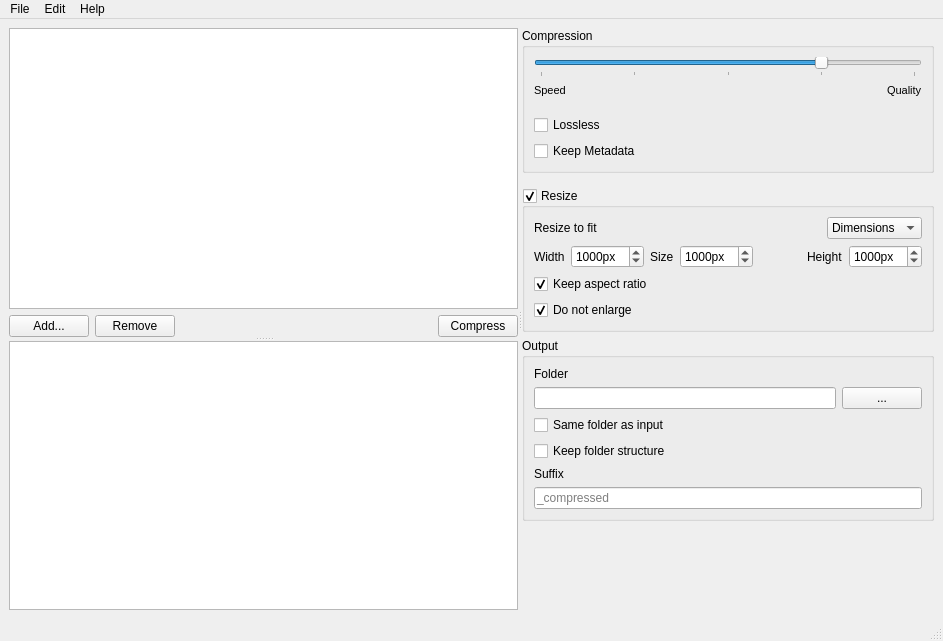
First picture: the form in views/MainWindow.ui, repository Lymphatus/caesium-image-compressor, before the edit.
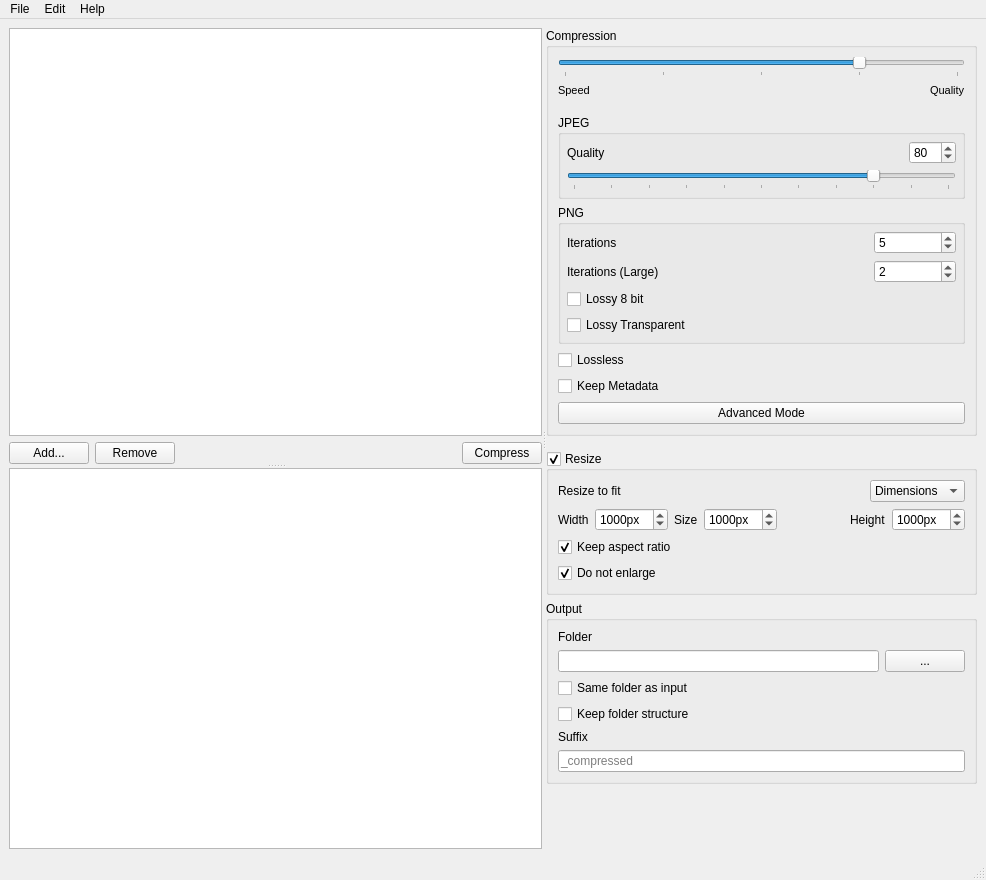
Second picture: the form after the edit. Custom widgets are drawn as their Qt base class.

Commit message: Advanced Compression Mode

The edit to the form file:
```diff
--- a/views/MainWindow.ui
+++ b/views/MainWindow.ui
@@ -6,8 +6,8 @@
    <rect>
     <x>0</x>
     <y>0</y>
-    <width>943</width>
-    <height>641</height>
+    <width>986</width>
+    <height>880</height>
    </rect>
   </property>
   <property name="windowTitle">
@@ -225,6 +225,186 @@
              </layout>
             </widget>
            </item>
+           <item>
+            <widget class="QGroupBox" name="JPEGOptions_GroupBox">
+             <property name="title">
+              <string>JPEG</string>
+             </property>
+             <layout class="QGridLayout" name="gridLayout_2">
+              <property name="leftMargin">
+               <number>6</number>
+              </property>
+              <property name="topMargin">
+               <number>6</number>
+              </property>
+              <property name="rightMargin">
+               <number>6</number>
+              </property>
+              <property name="bottomMargin">
+               <number>6</number>
+              </property>
+              <item row="0" column="1">
+               <spacer name="horizontalSpacer_5">
+                <property name="orientation">
+                 <enum>Qt::Horizontal</enum>
+                </property>
+                <property name="sizeHint" stdset="0">
+                 <size>
+                  <width>40</width>
+                  <height>20</height>
+                 </size>
+                </property>
+               </spacer>
+              </item>
+              <item row="0" column="0">
+               <widget class="QLabel" name="JPEGQuality_Label">
+                <property name="text">
+                 <string>Quality</string>
+                </property>
+               </widget>
+              </item>
+              <item row="0" column="2">
+               <widget class="QSpinBox" name="JPEGQuality_SpinBox">
+                <property name="readOnly">
+                 <bool>false</bool>
+                </property>
+                <property name="maximum">
+                 <number>100</number>
+                </property>
+                <property name="value">
+                 <number>80</number>
+                </property>
+               </widget>
+              </item>
+              <item row="1" column="0" colspan="3">
+               <widget class="QSlider" name="JPEGQuality_Slider">
+                <property name="minimum">
+                 <number>0</number>
+                </property>
+                <property name="maximum">
+                 <number>100</number>
+                </property>
+                <property name="value">
+                 <number>80</number>
+                </property>
+                <property name="orientation">
+                 <enum>Qt::Horizontal</enum>
+                </property>
+                <property name="tickPosition">
+                 <enum>QSlider::TicksBelow</enum>
+                </property>
+                <property name="tickInterval">
+                 <number>10</number>
+                </property>
+               </widget>
+              </item>
+             </layout>
+            </widget>
+           </item>
+           <item>
+            <widget class="QGroupBox" name="PNGOptions_GroupBox">
+             <property name="title">
+              <string>PNG</string>
+             </property>
+             <layout class="QGridLayout" name="gridLayout">
+              <property name="leftMargin">
+               <number>6</number>
+              </property>
+              <property name="topMargin">
+               <number>6</number>
+              </property>
+              <property name="rightMargin">
+               <number>6</number>
+              </property>
+              <property name="bottomMargin">
+               <number>6</number>
+              </property>
+              <property name="spacing">
+               <number>6</number>
+              </property>
+              <item row="1" column="1" colspan="2">
+               <spacer name="horizontalSpacer_7">
+                <property name="orientation">
+                 <enum>Qt::Horizontal</enum>
+                </property>
+                <property name="sizeHint" stdset="0">
+                 <size>
+                  <width>40</width>
+                  <height>20</height>
+                 </size>
+                </property>
+               </spacer>
+              </item>
+              <item row="0" column="3">
+               <widget class="QSpinBox" name="PNGIterations_SpinBox">
+                <property name="minimum">
+                 <number>1</number>
+                </property>
+                <property name="maximum">
+                 <number>10</number>
+                </property>
+                <property name="value">
+                 <number>5</number>
+                </property>
+               </widget>
+              </item>
+              <item row="1" column="3">
+               <widget class="QSpinBox" name="PNGIterationsLarge_SpinBox">
+                <property name="minimum">
+                 <number>1</number>
+                </property>
+                <property name="maximum">
+                 <number>10</number>
+                </property>
+                <property name="value">
+                 <number>2</number>
+                </property>
+               </widget>
+              </item>
+              <item row="0" column="0">
+               <widget class="QLabel" name="PNGIterations_Label">
+                <property name="text">
+                 <string>Iterations</string>
+                </property>
+               </widget>
+              </item>
+              <item row="1" column="0">
+               <widget class="QLabel" name="PNGIterationsLarge_Label">
+                <property name="text">
+                 <string>Iterations (Large)</string>
+                </property>
+               </widget>
+              </item>
+              <item row="2" column="0">
+               <widget class="QCheckBox" name="PNGLossy8_CheckBox">
+                <property name="text">
+                 <string>Lossy 8 bit</string>
+                </property>
+               </widget>
+              </item>
+              <item row="3" column="0">
+               <widget class="QCheckBox" name="PNGLossyTransparent_CheckBox">
+                <property name="text">
+                 <string>Lossy Transparent</string>
+                </property>
+               </widget>
+              </item>
+              <item row="0" column="1" colspan="2">
+               <spacer name="horizontalSpacer_6">
+                <property name="orientation">
+                 <enum>Qt::Horizontal</enum>
+                </property>
+                <property name="sizeHint" stdset="0">
+                 <size>
+                  <width>40</width>
+                  <height>20</height>
+                 </size>
+                </property>
+               </spacer>
+              </item>
+             </layout>
+            </widget>
+           </item>
            <item>
             <widget class="QCheckBox" name="lossless_Checkbox">
              <property name="text">
@@ -239,6 +419,34 @@
              </property>
             </widget>
            </item>
+           <item>
+            <widget class="QPushButton" name="advancedMode_Button">
+             <property name="styleSheet">
+              <string notr="true"/>
+             </property>
+             <property name="text">
+              <string>Advanced Mode</string>
+             </property>
+             <property name="checkable">
+              <bool>true</bool>
+             </property>
+             <property name="checked">
+              <bool>false</bool>
+             </property>
+             <property name="autoRepeat">
+              <bool>false</bool>
+             </property>
+             <property name="autoExclusive">
+              <bool>false</bool>
+             </property>
+             <property name="default">
+              <bool>false</bool>
+             </property>
+             <property name="flat">
+              <bool>false</bool>
+             </property>
+            </widget>
+           </item>
           </layout>
          </widget>
         </item>
@@ -563,7 +771,7 @@
     <rect>
      <x>0</x>
      <y>0</y>
-     <width>943</width>
+     <width>986</width>
      <height>22</height>
     </rect>
    </property>
```
Left out of the diff: 114 changed lines with no effect on the pictures. The commit also changes 5 other files.
